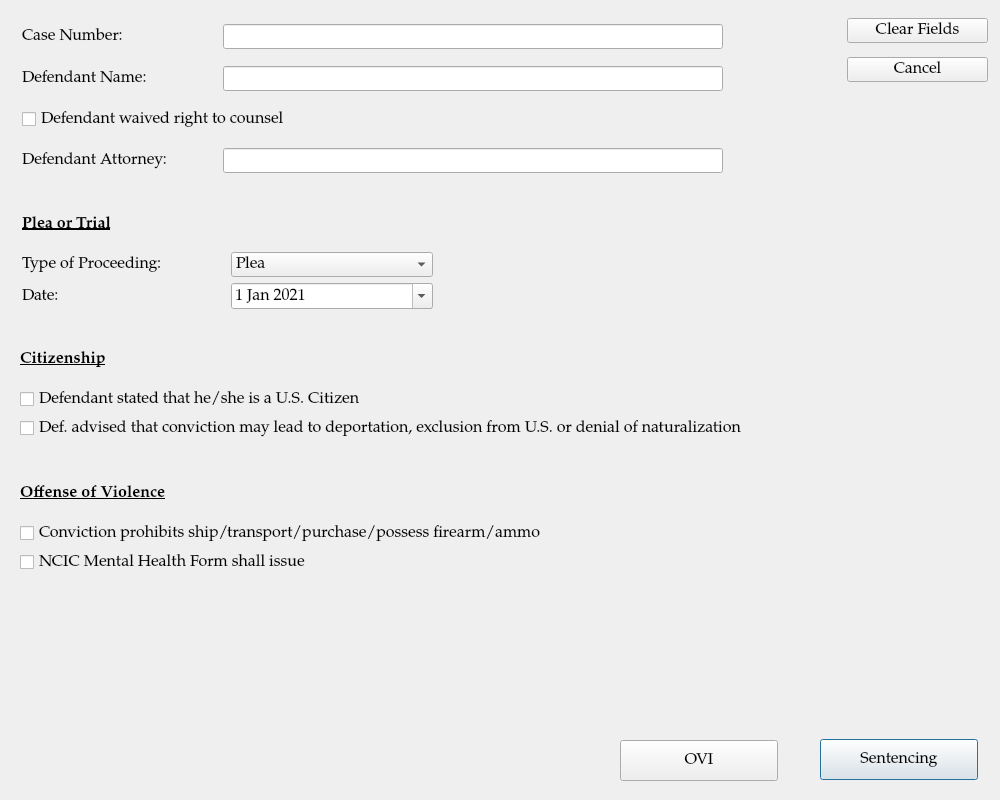
HunterProgram22/MuniEntry, file ui/CaseInformationDialog.ui: the form before one commit.
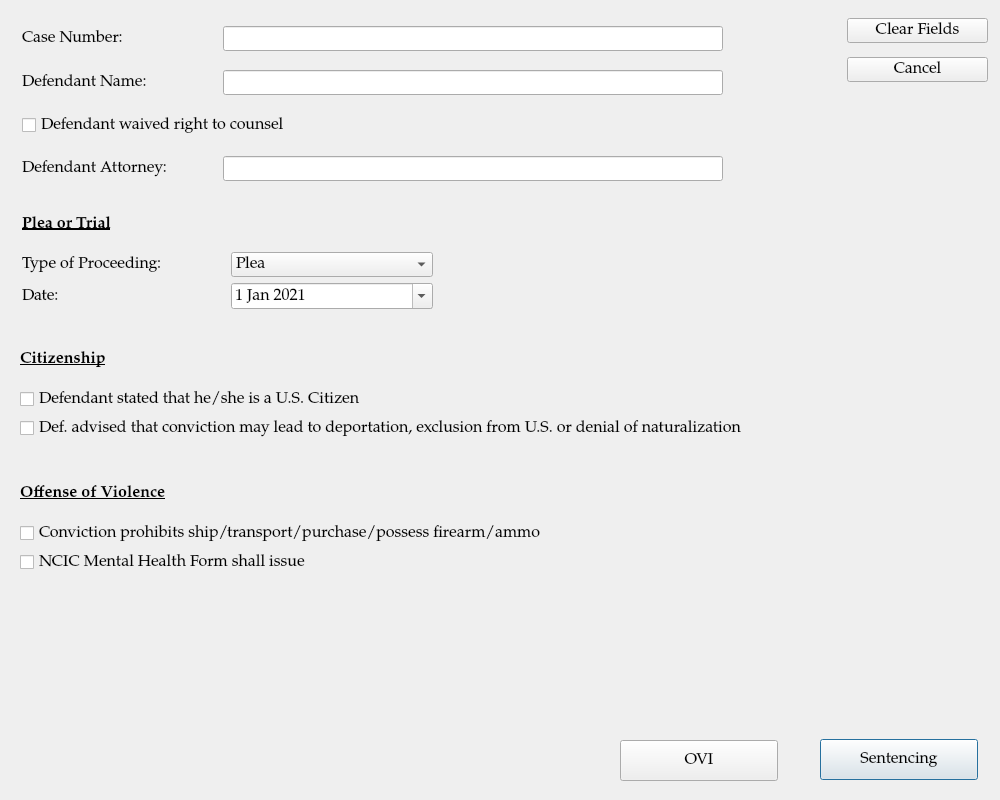
The form after the commit.

Commit message: Updated OVI dialog with links.

The edit to the form file:
```diff
--- a/ui/CaseInformationDialog.ui
+++ b/ui/CaseInformationDialog.ui
@@ -172,13 +172,13 @@
     <string>OVI</string>
    </property>
   </widget>
-  <widget class="QWidget" name="">
+  <widget class="QWidget" name="layoutWidget">
    <property name="geometry">
     <rect>
      <x>22</x>
      <y>13</y>
      <width>701</width>
-     <height>171</height>
+     <height>181</height>
     </rect>
    </property>
    <layout class="QGridLayout" name="caseinformation_gridLayout">
@@ -245,7 +245,7 @@
     </item>
    </layout>
   </widget>
-  <widget class="QWidget" name="">
+  <widget class="QWidget" name="layoutWidget">
    <property name="geometry">
     <rect>
      <x>22</x>
```
The commit also changes 5 other files.
